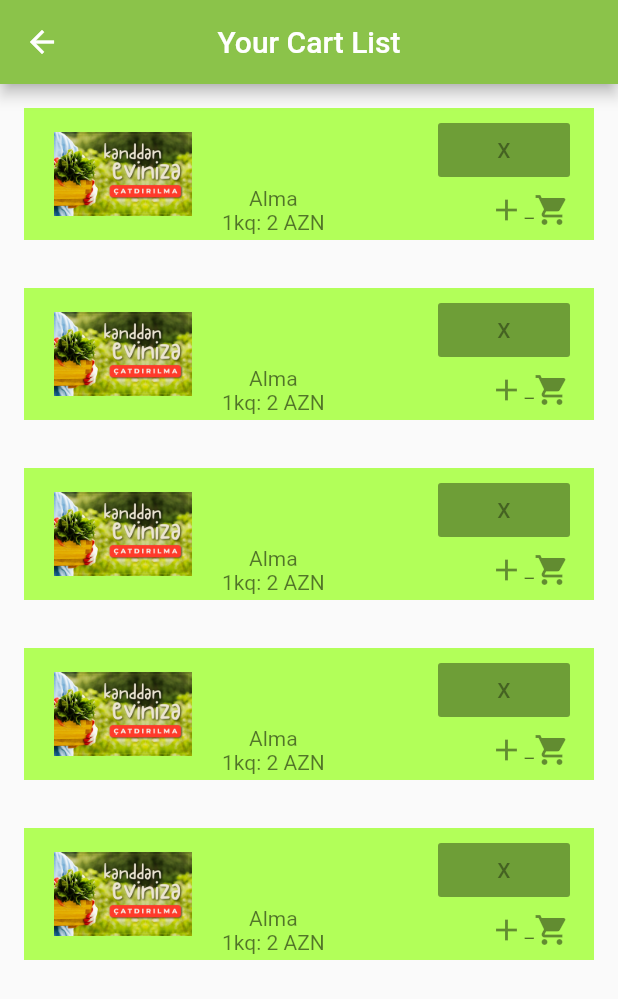
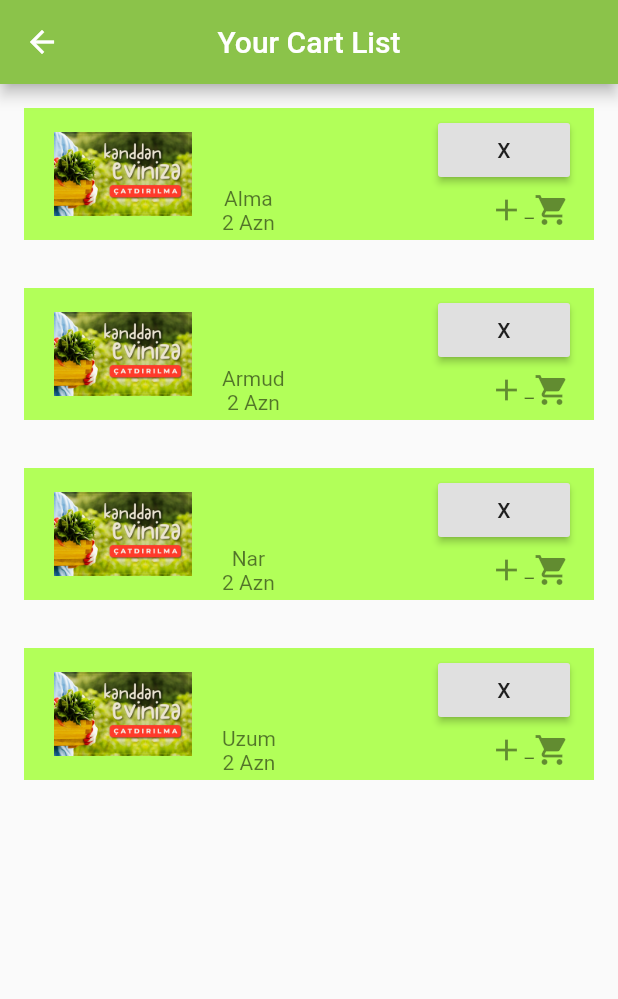
Before and after one commit to konuleminova/redux_sign_in_demo, a Flutter app: the ShoppingCart screen opened by its route, on a phone screen of 412 x 824 dp. Shown: the top 999 px of the screen. Run offline on Flutter 3.47's test engine with Material 2 defaults, Android fonts, the phone set to English and light mode, and no system bars; our stand-ins replace flutter_redux, redux, redux_thunk, shared_preferences; accounts and stored records are empty; network calls fail.

Commit message:
shopping cart part1

```diff
--- a/lib/data/model/app_state.dart
+++ b/lib/data/model/app_state.dart
@@ -1,5 +1,6 @@
 import 'package:flutter/material.dart';
 import 'package:redux_sign_in/data/model/campaign.dart';
+import 'package:redux_sign_in/data/model/shop_item.dart';
 import 'package:redux_sign_in/data/model/user_login.dart';
 import 'package:redux_sign_in/data/model/user_register.dart';
 import 'package:redux_sign_in/util/sharedpref_util.dart';
@@ -9,13 +10,14 @@ class AppState {
   UserLogin user_info;
   Campaign campaign;
   int code;
+  List<ShopItem>shopItems;
 
   AppState.initialState()
       : user_info = UserLogin(),
         userRegister = UserRegister(),
-        campaign = Campaign();
+        campaign = Campaign(),shopItems=new List<ShopItem>();
 
-  AppState({this.userRegister, this.user_info, this.code, this.campaign});
+  AppState({this.userRegister, this.user_info, this.code, this.campaign,this.shopItems});
 
   static AppState fromJson(dynamic json) {
     if (json != null) {
--- a/lib/data/viewmodel/shopping_cart_viewmodel.dart
+++ b/lib/data/viewmodel/shopping_cart_viewmodel.dart
@@ -5,14 +5,14 @@ import 'package:redux_sign_in/redux/action/OnShoppingCartAction.dart';
 
 class ShoppingCartViewModel {
   Function(ShopItem shopItem) deleteItem;
+  List<ShopItem> shopItems;
 
-  ShoppingCartViewModel({this.deleteItem});
+  ShoppingCartViewModel({this.deleteItem,this.shopItems});
 
   factory ShoppingCartViewModel.create(Store<AppState> store) {
     _deleteItem(ShopItem shopItem) {
-      store.dispatch(OnShoppingCartAction(shopItem: shopItem));
+      store.dispatch(OnShoppingCartAction(removeItem: shopItem));
     }
-
-    return ShoppingCartViewModel(deleteItem: _deleteItem);
+    return ShoppingCartViewModel(deleteItem: _deleteItem,shopItems: store.state.shopItems);
   }
 }
--- a/lib/redux/action/OnShoppingCartAction.dart
+++ b/lib/redux/action/OnShoppingCartAction.dart
@@ -1,7 +1,8 @@
 import 'package:redux_sign_in/data/model/shop_item.dart';
 
 class OnShoppingCartAction {
-  ShopItem shopItem;
+  List<ShopItem> shopItems;
+  ShopItem removeItem;
 
-  OnShoppingCartAction({this.shopItem});
+  OnShoppingCartAction({this.shopItems,this.removeItem});
 }
--- a/lib/ui/page/shopping_cart.dart
+++ b/lib/ui/page/shopping_cart.dart
@@ -2,6 +2,7 @@ import 'package:flutter/material.dart';
 import 'package:flutter_redux/flutter_redux.dart';
 import 'package:redux/redux.dart';
 import 'package:redux_sign_in/data/model/app_state.dart';
+import 'package:redux_sign_in/data/model/shop_item.dart';
 import 'package:redux_sign_in/data/viewmodel/shopping_cart_viewmodel.dart';
 
 class ShoppingCart extends StatefulWidget {
@@ -13,10 +14,25 @@ class ShoppingCart extends StatefulWidget {
 }
 
 class ShoppingCartState extends State<ShoppingCart> {
+  List<ShopItem> shopItems;
+
   @override
   Widget build(BuildContext context) {
     // TODO: implement build
     return new StoreConnector(
+      onInitialBuild: (ShoppingCartViewModel viewModel) {},
+      onInit: (store) {
+        shopItems = new List<ShopItem>();
+        shopItems.add(new ShopItem(
+            title: "Alma", description: "Dummy Text", price: "2 Azn"));
+        shopItems.add(new ShopItem(
+            title: "Armud", description: "Dummy Text", price: "2 Azn"));
+        shopItems.add(new ShopItem(
+            title: "Nar", description: "Dummy Text", price: "2 Azn"));
+        shopItems.add(new ShopItem(
+            title: "Uzum", description: "Dummy Text", price: "2 Azn"));
+        store.state.shopItems = shopItems;
+      },
       converter: (Store<AppState> store) => ShoppingCartViewModel.create(store),
       builder: (BuildContext context, ShoppingCartViewModel viewModel) {
         return new Scaffold(
@@ -27,7 +43,7 @@ class ShoppingCartState extends State<ShoppingCart> {
           ),
           body: new Container(
               child: new ListView.builder(
-                  itemCount: 5,
+                  itemCount:viewModel.shopItems.length ,
                   itemBuilder: (BuildContext context, int index) {
                     return new Container(
                       color: Colors.lightGreenAccent,
@@ -36,7 +52,10 @@ class ShoppingCartState extends State<ShoppingCart> {
                         title: new Container(
                             alignment: AlignmentDirectional.topEnd,
                             child: new RaisedButton(
-                              onPressed: null,
+                              onPressed: () {
+                               return viewModel.deleteItem(shopItems[index]);
+                                print(viewModel.shopItems.toString());
+                              },
                               child: new Text("X"),
                             )),
                         subtitle: new SizedBox(
@@ -49,10 +68,10 @@ class ShoppingCartState extends State<ShoppingCart> {
                                   mainAxisSize: MainAxisSize.min,
                                   children: <Widget>[
                                     new Container(
-                                      child: new Text("Alma"),
+                                      child: new Text(shopItems[index].title),
                                     ),
                                     new Container(
-                                      child: new Text("1kq: 2 AZN"),
+                                      child: new Text(shopItems[index].price),
                                     ),
                                   ],
                                 ),
```
Also changed, not shown: lib/redux/reducer/app_state_reducer.dart (+8 -0 lines), lib/ui/page/home.dart (+5 -2 lines).
